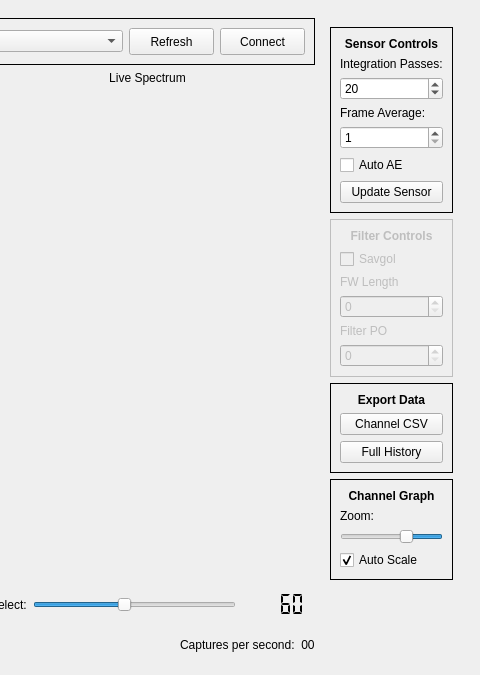
First picture: the form in test_ui.ui, repository HTM-Workshop/SpectroPPG, before the edit; both pictures show x 536 to 1016 and y 0 to 675 of the 1016 by 675 pixel window.
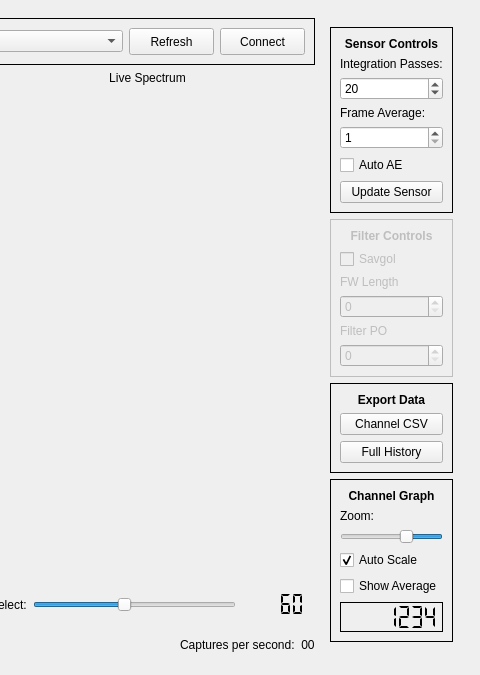
Second picture: the form after the edit. Custom widgets are drawn as their Qt base class.

```diff
--- a/test_ui.ui
+++ b/test_ui.ui
@@ -477,7 +477,7 @@
             <property name="maximumSize">
              <size>
               <width>132</width>
-              <height>114</height>
+              <height>99999</height>
              </size>
             </property>
             <property name="frameShape">
@@ -542,6 +542,50 @@
                </property>
               </widget>
              </item>
+             <item>
+              <widget class="QCheckBox" name="checkbox_show_average">
+               <property name="text">
+                <string>Show Average</string>
+               </property>
+              </widget>
+             </item>
+             <item>
+              <widget class="QLCDNumber" name="lcd_channel_average">
+               <property name="minimumSize">
+                <size>
+                 <width>94</width>
+                 <height>30</height>
+                </size>
+               </property>
+               <property name="font">
+                <font>
+                 <weight>75</weight>
+                 <bold>true</bold>
+                </font>
+               </property>
+               <property name="frameShape">
+                <enum>QFrame::Panel</enum>
+               </property>
+               <property name="frameShadow">
+                <enum>QFrame::Plain</enum>
+               </property>
+               <property name="lineWidth">
+                <number>1</number>
+               </property>
+               <property name="smallDecimalPoint">
+                <bool>false</bool>
+               </property>
+               <property name="digitCount">
+                <number>7</number>
+               </property>
+               <property name="segmentStyle">
+                <enum>QLCDNumber::Flat</enum>
+               </property>
+               <property name="value" stdset="0">
+                <double>1234.000000000000000</double>
+               </property>
+              </widget>
+             </item>
             </layout>
            </widget>
           </item>
```
